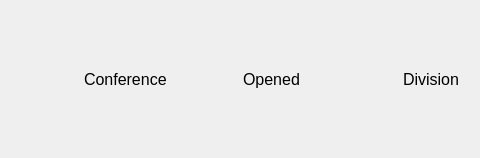
First picture: the form in NFLProject/W_SortedList.ui, repository kirtanbhatt1/Project-2, before the edit; both pictures show x 884 to 1364 and y 0 to 158 of the 1451 by 158 pixel window.
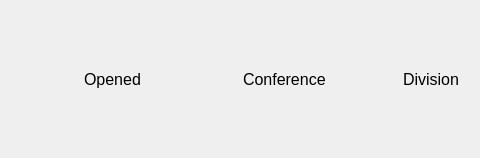
Second picture: the form after the edit.

Commit message: Display Sorted

```diff
--- a/NFLProject/W_SortedList.ui
+++ b/NFLProject/W_SortedList.ui
@@ -173,7 +173,7 @@
       </widget>
      </item>
      <item>
-      <widget class="QLabel" name="L_Conference">
+      <widget class="QLabel" name="L_Opened">
        <property name="font">
         <font>
          <family>Yu Gothic UI</family>
@@ -181,7 +181,7 @@
         </font>
        </property>
        <property name="text">
-        <string>Conference</string>
+        <string>Opened</string>
        </property>
        <property name="alignment">
         <set>Qt::AlignLeading|Qt::AlignLeft|Qt::AlignVCenter</set>
@@ -198,7 +198,7 @@
       </widget>
      </item>
      <item>
-      <widget class="QLabel" name="L_Opened">
+      <widget class="QLabel" name="L_Conference">
        <property name="font">
         <font>
          <family>Yu Gothic UI</family>
@@ -206,7 +206,7 @@
         </font>
        </property>
        <property name="text">
-        <string>Opened</string>
+        <string>Conference</string>
        </property>
        <property name="alignment">
         <set>Qt::AlignLeading|Qt::AlignLeft|Qt::AlignVCenter</set>
```
The commit also changes 4 other files.
